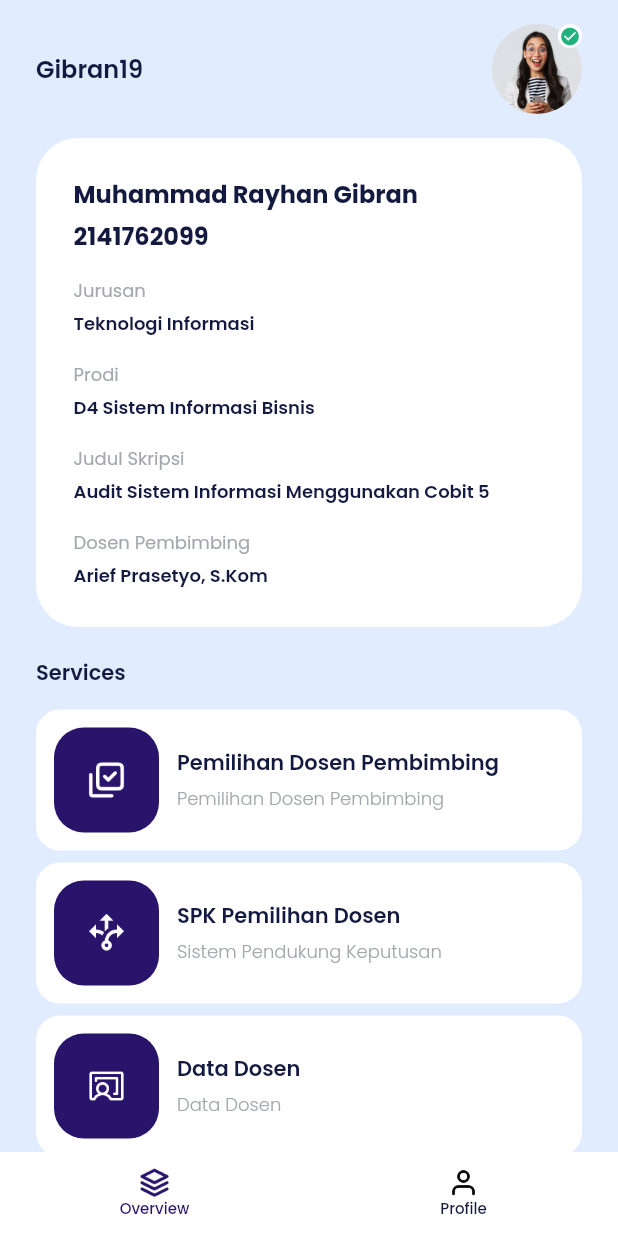
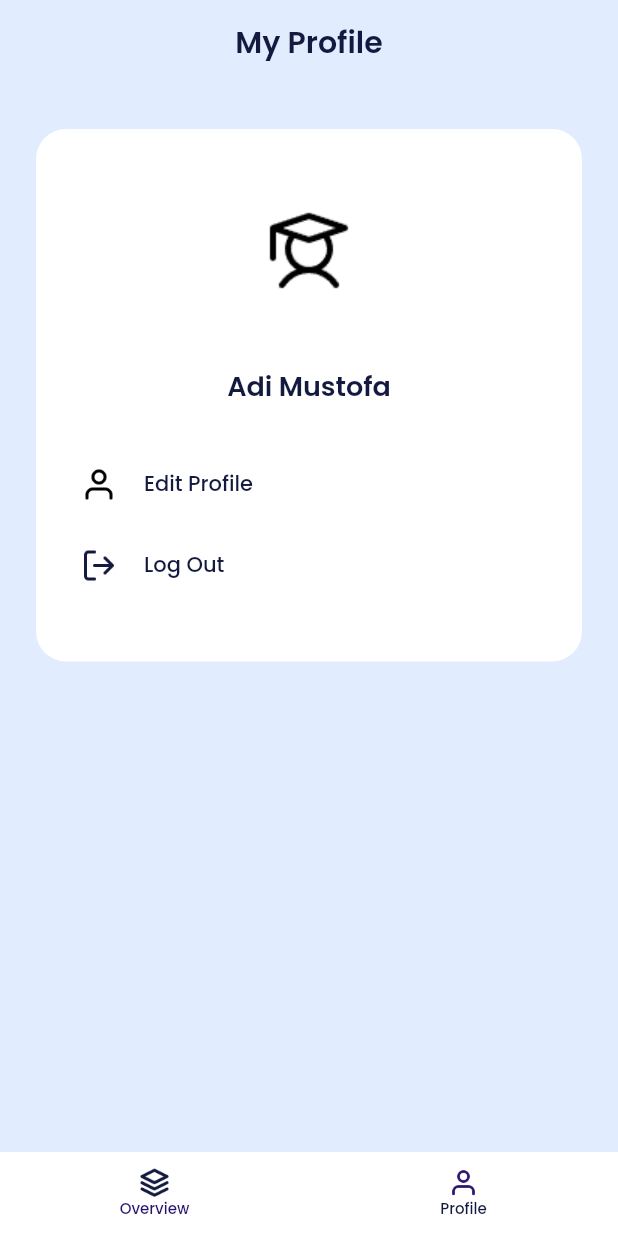
Before and after one commit to gbrn7/pemilihan-dosen-mobile, a Flutter app: the HomePage screen opened by its route, after a tap on the "check circle" icon, on a phone screen of 412 x 824 dp. Run offline on Flutter 3.47's test engine with Material 2 defaults, Android fonts, the phone set to English and light mode, and no system bars; our stand-ins replace another_flushbar, google_fonts.

Commit message:
feat(page): created profile page feature

```diff
--- a/lib/main.dart
+++ b/lib/main.dart
@@ -1,6 +1,7 @@
 import 'package:flutter/material.dart';
 import 'package:pemilihan_dosen_mobile/shared/theme.dart';
 import 'package:pemilihan_dosen_mobile/ui/pages/home_Page.dart';
+import 'package:pemilihan_dosen_mobile/ui/pages/profile_page.dart';
 import 'package:pemilihan_dosen_mobile/ui/pages/sign_in_page.dart';
 // import 'package:pemilihan_dosen_mobile/ui/pages/splash_page.dart';
 
@@ -31,7 +32,8 @@ class MyApp extends StatelessWidget {
       routes: {
         // '/': (context) => const SplashPage(),
         '/': (context) => const SignInPage(),
-        '/home': (context) => const HomePage()
+        '/home': (context) => const HomePage(),
+        '/profile-page': (context) => const ProfilePage()
       },
     );
   }
--- a/lib/ui/pages/home_page.dart
+++ b/lib/ui/pages/home_page.dart
@@ -70,7 +70,7 @@ class HomePage extends StatelessWidget {
             crossAxisAlignment: CrossAxisAlignment.start,
             children: [
               Text(
-                'Gibran19',
+                'Mustofa19',
                 style: blackTextStyle.copyWith(
                   fontSize: 16,
                   fontWeight: semibold,
@@ -79,7 +79,10 @@ class HomePage extends StatelessWidget {
             ],
           ),
           GestureDetector(
-            onTap: () {},
+            onTap: () {
+              Navigator.pushNamedAndRemoveUntil(
+                  context, '/profile-page', (route) => false);
+            },
             child: Container(
               width: 60,
               height: 60,
@@ -131,7 +134,7 @@ class HomePage extends StatelessWidget {
             crossAxisAlignment: CrossAxisAlignment.start,
             children: [
               Text(
-                'Muhammad Rayhan Gibran',
+                'Adi Mustofa',
                 style: blackTextStyle.copyWith(
                   fontSize: 16,
                   fontWeight: bold,
--- /dev/null
+++ b/lib/ui/pages/profile_page.dart
@@ -0,0 +1,114 @@
+import 'package:flutter/material.dart';
+import 'package:pemilihan_dosen_mobile/shared/theme.dart';
+import 'package:pemilihan_dosen_mobile/ui/widgets/profile_menu_item.dart';
+
+class ProfilePage extends StatelessWidget {
+  const ProfilePage({super.key});
+
+  @override
+  Widget build(BuildContext context) {
+    return Scaffold(
+      appBar: AppBar(
+        title: const Text(
+          'My Profile',
+        ),
+        centerTitle: true,
+      ),
+      body: ListView(
+        padding: const EdgeInsets.symmetric(
+          horizontal: 24,
+        ),
+        children: [
+          const SizedBox(
+            height: 30,
+          ),
+          Container(
+            padding: const EdgeInsets.symmetric(
+              horizontal: 30,
+              vertical: 22,
+            ),
+            decoration: BoxDecoration(
+              color: whiteColor,
+              borderRadius: BorderRadius.circular(20),
+            ),
+            child: Column(
+              children: [
+                Container(
+                  width: 120,
+                  height: 120,
+                  decoration: const BoxDecoration(
+                    shape: BoxShape.circle,
+                    image: DecorationImage(
+                      image: AssetImage('assets/student.png'),
+                    ),
+                  ),
+                ),
+                const SizedBox(
+                  height: 16,
+                ),
+                Text(
+                  'Adi Mustofa',
+                  style: blackTextStyle.copyWith(
+                    fontSize: 18,
+                    fontWeight: semibold,
+                  ),
+                ),
+                const SizedBox(
+                  height: 40,
+                ),
+                ProfileMenuItem(
+                  iconUrl: 'assets/ic_edit_profile.png',
+                  title: 'Edit Profile',
+                  onTap: () {},
+                ),
+                ProfileMenuItem(
+                  iconUrl: 'assets/ic_logout.png',
+                  title: 'Log Out',
+                  onTap: () {},
+                ),
+              ],
+            ),
+          )
+        ],
+      ),
+      bottomNavigationBar: BottomAppBar(
+        color: whiteColor,
+        clipBehavior: Clip.antiAlias,
+        elevation: 0,
+        child: BottomNavigationBar(
+          type: BottomNavigationBarType.fixed,
+          selectedItemColor: darkBlueColor,
+          elevation: 0,
+          backgroundColor: whiteColor,
+          unselectedItemColor: blackColor,
+          showSelectedLabels: true,
+          showUnselectedLabels: true,
+          selectedLabelStyle: blueTextStyle.copyWith(
+            fontSize: 10,
+            fontWeight: medium,
+          ),
+          unselectedLabelStyle: blackTextStyle.copyWith(
+            fontSize: 10,
+            fontWeight: medium,
+          ),
+          items: [
+            BottomNavigationBarItem(
+                icon: Image.asset(
+                  'assets/ic_overview.png',
+                  width: 20,
+                ),
+                label: 'Overview'),
+            BottomNavigationBarItem(
+              icon: Image.asset(
+                'assets/ic_edit_profile.png',
+                width: 20,
+                color: darkBlueColor,
+              ),
+              label: 'Profile',
+            ),
+          ],
+        ),
+      ),
+    );
+  }
+}
--- /dev/null
+++ b/lib/ui/widgets/profile_menu_item.dart
@@ -0,0 +1,40 @@
+import 'package:flutter/material.dart';
+import 'package:pemilihan_dosen_mobile/shared/theme.dart';
+
+class ProfileMenuItem extends StatelessWidget {
+  const ProfileMenuItem(
+      {super.key, required this.iconUrl, required this.title, this.onTap});
+
+  final String iconUrl;
+  final String title;
+  final VoidCallback? onTap;
+
+  @override
+  Widget build(BuildContext context) {
+    return GestureDetector(
+      onTap: onTap,
+      child: Container(
+        margin: const EdgeInsets.only(
+          bottom: 30,
+        ),
+        child: Row(
+          children: [
+            Image.asset(
+              iconUrl,
+              width: 24,
+            ),
+            const SizedBox(
+              width: 18,
+            ),
+            Text(
+              title,
+              style: blackTextStyle.copyWith(
+                fontWeight: medium,
+              ),
+            )
+          ],
+        ),
+      ),
+    );
+  }
+}
```
Also changed, not shown: assets/ic_logout.png (added).
